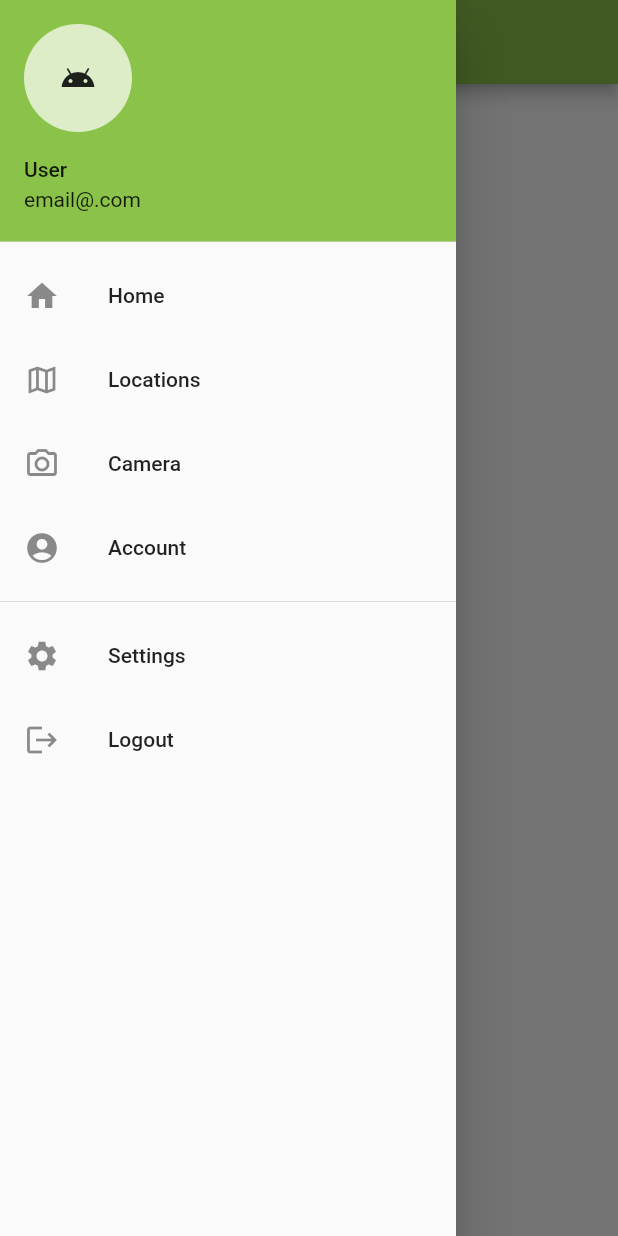
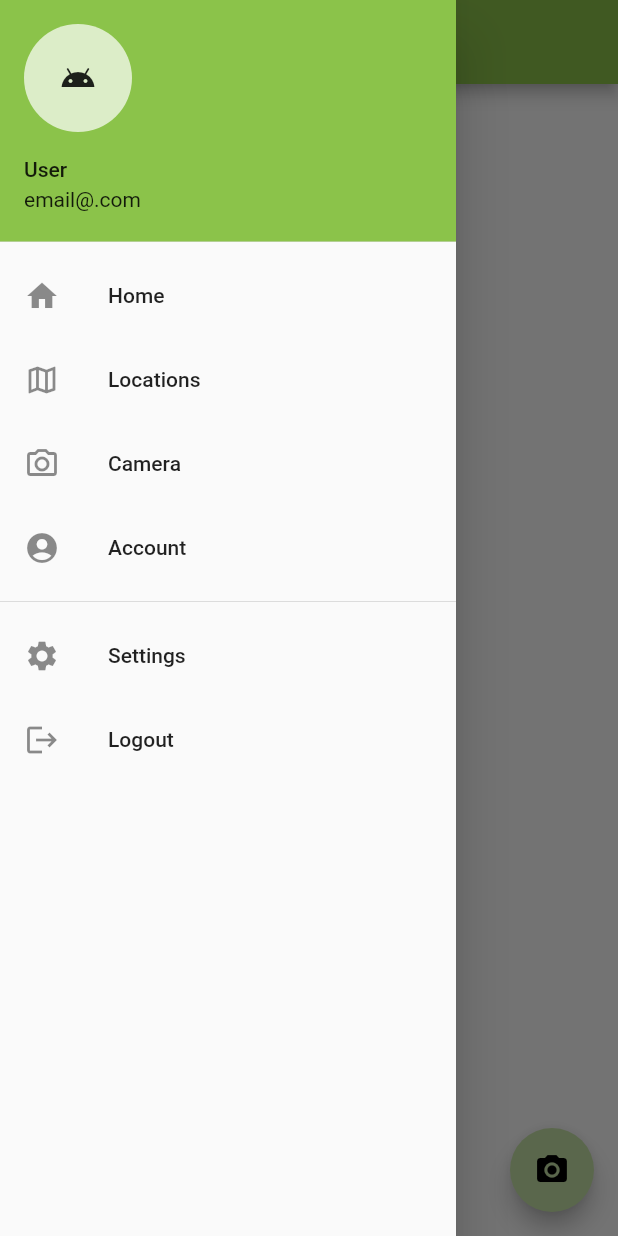
Before and after one commit to abkraynak/virescent, a Flutter app: the AppScaffold screen opened directly, with the side drawer open, on a phone screen of 412 x 824 dp. Run offline on Flutter 3.47's test engine with Material 2 defaults, Android fonts, the phone set to English and light mode, and no system bars; our stand-ins replace firebase_auth, firebase_core, firebase_database, flutter_signin_button; accounts and stored records are empty.

Commit message:
Added floating camera button to screens

```diff
--- a/lib/constants/colors.dart
+++ b/lib/constants/colors.dart
@@ -1,3 +1,4 @@
 import 'package:flutter/material.dart';
 
 Color themeColor = Colors.lightGreen;
+Color accentColor = Colors.lightGreen[200];
--- a/lib/pages/home.dart
+++ b/lib/pages/home.dart
@@ -2,6 +2,8 @@ import 'package:flutter/material.dart';
 
 import '../constants/page_titles.dart';
 import '../widgets/app_scaffold.dart';
+
+
 
 class HomePage extends StatelessWidget {
   HomePage({this.uid});
--- a/lib/widgets/app_scaffold.dart
+++ b/lib/widgets/app_scaffold.dart
@@ -1,5 +1,7 @@
+import 'package:Virescent/constants/route_names.dart';
 import 'package:flutter/material.dart';
 
+import '../constants/colors.dart';
 import 'app_drawer.dart';
 
 class AppScaffold extends StatelessWidget {
@@ -28,10 +30,17 @@ class AppScaffold extends StatelessWidget {
             ),
             drawer: displayMobileLayout
                 ? const AppDrawer(
-              permanentlyDisplay: false,
-            )
+                    permanentlyDisplay: false,
+                  )
                 : null,
             body: body,
+            floatingActionButton: FloatingActionButton(
+              onPressed: () async {
+                await Navigator.pushNamed(context, RouteNames.camera);
+              },
+              child: Icon(Icons.camera_alt),
+              backgroundColor: accentColor,
+            ),
           ),
         )
       ],
```
Also changed, not shown: pubspec.lock.
